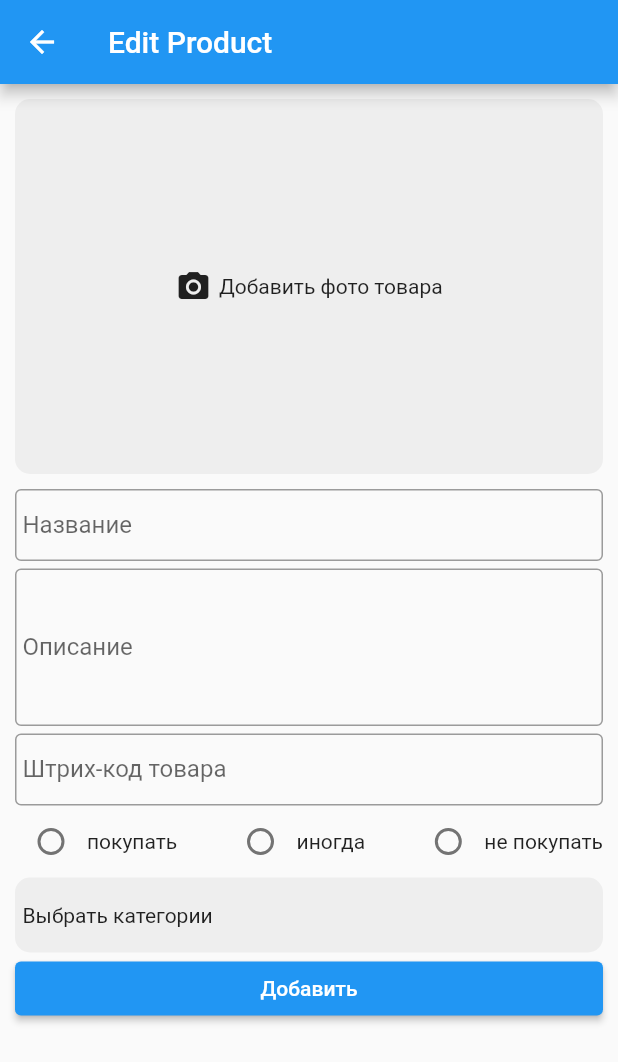
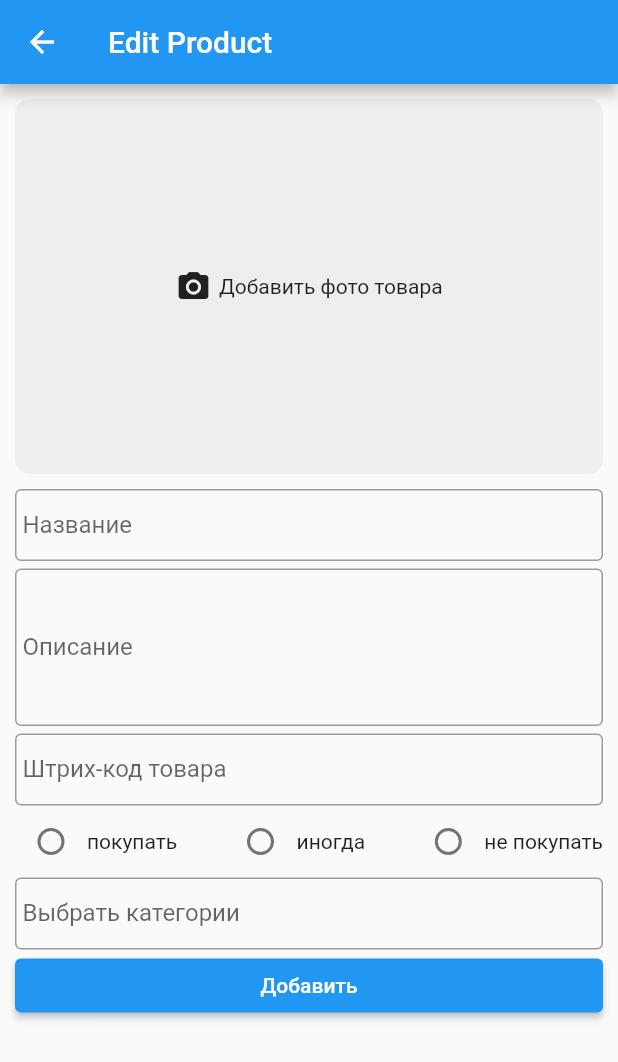
Before and after one commit to kitavrus/kak_kashka, a Flutter app: the AddProductPage screen opened directly, on a phone screen of 412 x 824 dp. Shown: the top 1062 px of the screen. Run offline on Flutter 3.47's test engine with Material 2 defaults, Android fonts, the phone set to English and light mode, and no system bars; our stand-ins replace equatable, flutter_bloc, flutter_slidable, image_picker.

Commit message:
add select category in product return selected data

```diff
--- a/lib/product/ui/add_product_page.dart
+++ b/lib/product/ui/add_product_page.dart
@@ -28,6 +28,8 @@ class _AddProductPageState extends State<AddProductPage> {
 
   final TextEditingController _barcodeEditingController =
       TextEditingController();
+
+  final TextEditingController _selectCategoryEditingController = TextEditingController();
 
   int _radioValue = 0;
   String appDocPath = '';
@@ -179,27 +181,47 @@ class _AddProductPageState extends State<AddProductPage> {
               Text("не покупать"),
             ]),
           ]),
-          GestureDetector(
-            onTap: () {
+          Container(
+            child: TextField(
+              onTap: () {
                 _showSelectCategory(context);
                 print(" Выбрать категории ");
               },
-            child: Container(
-              padding: EdgeInsets.only(left: 5),
-              width: MediaQuery.of(context).size.width,
-              height: 50,
-              decoration: ShapeDecoration(
-                color: Colors.grey[200],
-                shape: RoundedRectangleBorder(
-                  borderRadius: BorderRadius.all(Radius.circular(10)),
-                ),
+              readOnly: true,
+              controller: _selectCategoryEditingController,
+              // maxLength: 14,
+              textAlign: TextAlign.start,
+              keyboardType: TextInputType.phone,
+              decoration: InputDecoration(
+                labelText: "Выбрать категории",
+                border: OutlineInputBorder(),
+                contentPadding: const EdgeInsets.all(5),
+                counterText: '',
               ),
-              child: Align(
-                  alignment:Alignment.centerLeft,
-                  child: Text("Выбрать категории"),
-              ),
+              onChanged: (value) {},
             ),
           ),
+          // GestureDetector(
+          //   onTap: () {
+          //       _showSelectCategory(context);
+          //       print(" Выбрать категории ");
+          //     },
+          //   child: Container(
+          //     padding: EdgeInsets.only(left: 5),
+          //     width: MediaQuery.of(context).size.width,
+          //     height: 50,
+          //     decoration: ShapeDecoration(
+          //       color: Colors.grey[200],
+          //       shape: RoundedRectangleBorder(
+          //         borderRadius: BorderRadius.all(Radius.circular(10)),
+          //       ),
+          //     ),
+          //     child: Align(
+          //         alignment:Alignment.centerLeft,
+          //         child: Text("Выбрать категории"),
+          //     ),
+          //   ),
+          // ),
         ],
       ),
     );
@@ -328,14 +350,18 @@ class _AddProductPageState extends State<AddProductPage> {
         borderRadius: BorderRadius.circular(10.0),
       ),
       backgroundColor: Colors.white,
-
       builder: (BuildContext context) {
         return SafeArea(
           child: ProductCategoryPage(),
         );
       },
     );
-   answer.then((value) => print(value));
+   answer.then((value) {
+     // print(value);
+     if(value != null) {
+       _selectCategoryEditingController.text = value;
+     }
+   } );
   }
 }
 
@@ -481,7 +507,7 @@ class ProductCard extends StatelessWidget {
         trailing: Icon(Icons.chevron_right),
         onTap: () {
           print("onTap: " + productModel.name);
-          Navigator.pop(context,productModel);
+          Navigator.pop(context,productModel.name);
           // Navigator.pop(context,productModel.id);
           // Navigator.push(
           //   context,
```
